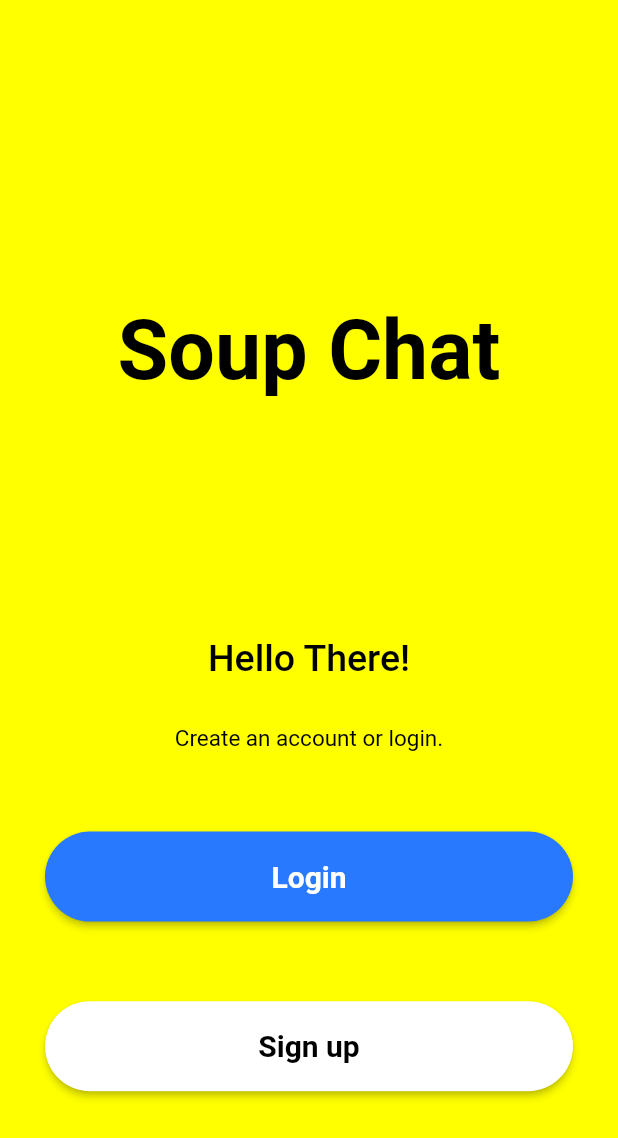
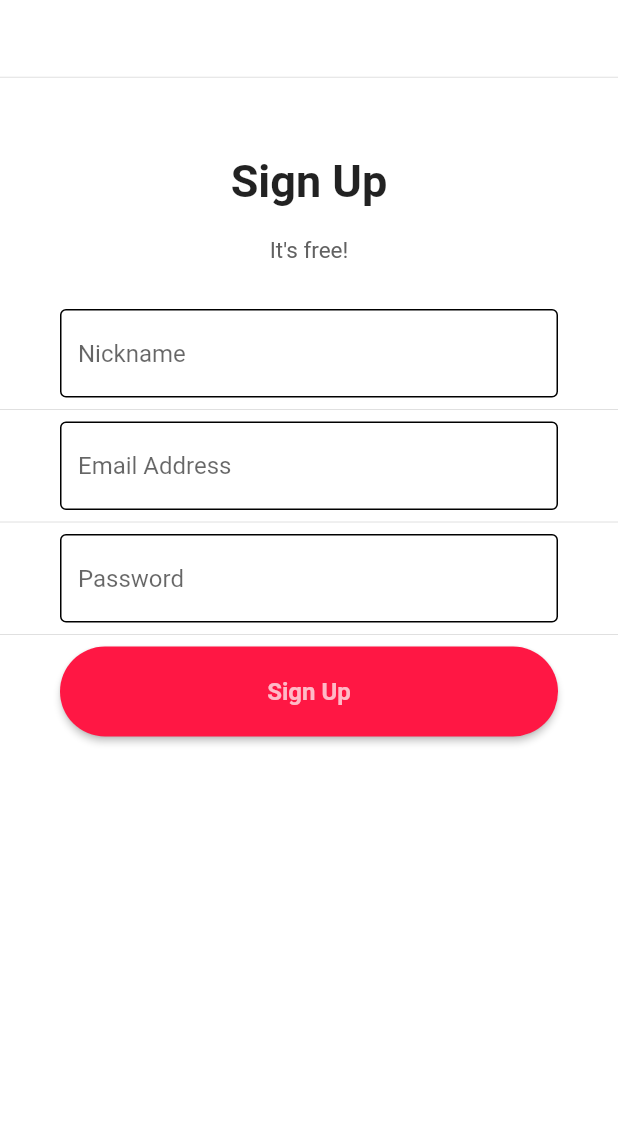
Before and after one commit to YHDF/SnapshatWannabe, a Flutter app: the screen it shows after launch, after a tap on "Sign up", on a phone screen of 412 x 824 dp. Shown: the top 1138 px of the screen. Run offline on Flutter 3.47's test engine with Material 2 defaults, Android fonts, the phone set to English and light mode, and no system bars; our stand-ins replace cloud_firestore, firebase_auth, firebase_core, firebase_storage, flutter_bloc, freezed_annotation and 1 more; accounts and stored records are empty; Roboto replaces fonts that are missing (Fredoka).

Commit message:
FEAT/Added signup method that creates account into database (TODO other forms input typ. birthdate, avatar etc...)

```diff
--- a/soup_chat/lib/src/presentation/pages/initial_page.dart
+++ b/soup_chat/lib/src/presentation/pages/initial_page.dart
@@ -1,5 +1,6 @@
 import 'package:flutter/material.dart';
 import 'package:soup_chat/src/presentation/pages/signin.dart';
+import 'package:soup_chat/src/presentation/pages/signup.dart';
 
 class InitialPage extends StatelessWidget {
 
@@ -80,10 +81,10 @@ class InitialPage extends StatelessWidget {
                   minWidth: double.infinity,
                   height: 60,
                   onPressed: () {
-                    // Navigator.push(
-                    //     context,
-                    //     MaterialPageRoute(
-                    //         builder: (context) => const SignUp()));
+                    Navigator.push(
+                        context,
+                        MaterialPageRoute(
+                            builder: (context) => const SignUp()));
                   },
                   color: Colors.white,
                   shape: RoundedRectangleBorder(
--- /dev/null
+++ b/soup_chat/lib/src/presentation/pages/signup.dart
@@ -0,0 +1,243 @@
+import 'package:flutter/material.dart';
+import 'package:flutter_bloc/flutter_bloc.dart';
+import 'package:soup_chat/src/domain/entities/user.dart';
+import 'package:soup_chat/src/presentation/pages/signup/signup_cubit.dart';
+import 'package:soup_chat/src/presentation/pages/signup/signup_state.dart';
+import '../../data/repositories/auth_repository.dart';
+import '../../data/repositories/user_repository.dart';
+import '../bootstrap.dart';
+
+
+class SignUp extends StatefulWidget {
+  const SignUp({Key? key}) : super(key: key);
+
+  @override
+  _SignupPageState createState() => _SignupPageState();
+}
+class _SignupPageState extends State<SignUp> {
+  final _formKey = GlobalKey<FormState>();
+  final FocusScopeNode _focusScopeNode = FocusScopeNode();
+  final _controllerEmail = TextEditingController();
+  final _controllerPassword = TextEditingController();
+  final _controllerPseudo = TextEditingController();
+  final _controllerBirthDate = TextEditingController();
+  final AuthRepository? authRepository = AuthRepository.getInstance();
+  SignUpCubit? cubit;
+
+  void _handleSubmitted(String value) {
+    _focusScopeNode.nextFocus();
+  }
+
+  @override
+  Widget build(BuildContext context) {
+    if(authRepository!.isSignedIn()) {
+      return Bootstrap();
+    } else {
+      return Scaffold(
+        resizeToAvoidBottomInset: false,
+        backgroundColor: Colors.white,
+        body: MultiRepositoryProvider(
+          providers: [
+            RepositoryProvider<UserRepository?>(
+              create: (context) => UserRepository.getInstance(),
+            ),
+            RepositoryProvider<AuthRepository?>(
+              create: (context) => AuthRepository.getInstance(),
+            ),
+          ],
+          child: BlocProvider(
+            create: (context) {
+              cubit = SignUpCubit(
+                  userRepository:
+                      RepositoryProvider.of<UserRepository>(context),
+                  authRepository:
+                      RepositoryProvider.of<AuthRepository>(context));
+              return cubit!;
+            },
+            child: BlocConsumer<SignUpCubit, SignUpState>(
+              listener: (context, state) {
+                if (state is Error) {
+                  ScaffoldMessenger.of(context)
+                      .showSnackBar(const SnackBar(content: Text('Erreur')))
+                      .closed
+                      .then((reason) {});
+                } else if (state is Loading) {
+                  setState(() {
+                    // TODO loading animation
+                  });
+                }
+              },
+              builder: (context, state) {
+                if (state is Saved) {
+                  return Bootstrap();
+                }
+                return SizedBox(
+                  height: MediaQuery.of(context).size.height,
+                  width: double.infinity,
+                  child: Column(
+                    mainAxisAlignment: MainAxisAlignment.start,
+                    children: [
+                      Divider(height: MediaQuery.of(context).size.height / 8),
+                      Form(
+                        key: _formKey,
+                        child: FocusScope(
+                          node: _focusScopeNode,
+                          child: Column(
+                            children: [
+                              Column(
+                                children: [
+                                  Column(
+                                    children: [
+                                      const Text(
+                                        "Sign Up",
+                                        style: TextStyle(
+                                          fontSize: 30,
+                                          fontWeight: FontWeight.bold,
+                                        ),
+                                      ),
+                                      const SizedBox(
+                                        height: 20,
+                                      ),
+                                      Text(
+                                        "It's free!",
+                                        style: TextStyle(
+                                          fontSize: 15,
+                                          color: Colors.grey[700],
+                                        ),
+                                      ),
+                                      const SizedBox(
+                                        height: 30,
+                                      )
+                                    ],
+                                  ),
+                                  Padding(
+                                    padding: const EdgeInsets.symmetric(
+                                        horizontal: 40),
+                                    child: TextFormField(
+                                      onTap: () {},
+                                      textInputAction: TextInputAction.next,
+                                      onFieldSubmitted: _handleSubmitted,
+                                      controller: _controllerPseudo,
+                                      validator: (value) {
+                                        if (value != null && value.isEmpty) {
+                                          return 'Nickname is required';
+                                        }
+                                        return null;
+                                      },
+                                      decoration: const InputDecoration(
+                                          enabledBorder: OutlineInputBorder(),
+                                          focusedBorder: OutlineInputBorder(
+                                            borderSide: BorderSide(
+                                                color: Colors.black,
+                                                width: 0.5),
+                                          ),
+                                          hintText: 'Nickname'),
+                                    ),
+                                  ),
+                                  const Divider(),
+                                  Padding(
+                                    padding: const EdgeInsets.symmetric(
+                                        horizontal: 40),
+                                    child: TextFormField(
+                                      onTap: () {},
+                                      textInputAction: TextInputAction.next,
+                                      onFieldSubmitted: _handleSubmitted,
+                                      controller: _controllerEmail,
+                                      keyboardType: TextInputType.emailAddress,
+                                      validator: (value) {
+                                        if (value != null && value.isEmpty) {
+                                          return 'Email is required';
+                                        }
+                                        return null;
+                                      },
+                                      decoration: const InputDecoration(
+                                          enabledBorder: OutlineInputBorder(),
+                                          focusedBorder: OutlineInputBorder(
+                                            borderSide: BorderSide(
+                                                color: Colors.black,
+                                                width: 0.5),
+                                          ),
+                                          hintText: 'Email Address'),
+                                    ),
+                                  ),
+                                ],
+                              ),
+                              const Divider(),
+                              Padding(
+                                padding:
+                                    const EdgeInsets.symmetric(horizontal: 40),
+                                child: TextFormField(
+                                  obscureText: true,
+                                  onTap: () {},
+                                  textInputAction: TextInputAction.next,
+                                  onFieldSubmitted: _handleSubmitted,
+                                  controller: _controllerPassword,
+                                  validator: (value) {
+                                    if (value != null && value.isEmpty) {
+                                      return 'Password is required';
+                                    }
+                                    return null;
+                                  },
+                                  decoration: const InputDecoration(
+                                      enabledBorder: OutlineInputBorder(),
+                                      focusedBorder: OutlineInputBorder(
+                                        borderSide: BorderSide(
+                                            color: Colors.black, width: 0.5),
+                                      ),
+                                      hintText: 'Password'),
+                                ),
+                              ),
+                              const Divider(),
+                              Padding(
+                                padding:
+                                    const EdgeInsets.symmetric(horizontal: 40),
+                                child: Container(
+                                  decoration: BoxDecoration(
+                                    borderRadius: BorderRadius.circular(40),
+                                  ),
+                                  child: MaterialButton(
+                                    minWidth: double.infinity,
+                                    height: 60,
+                                    onPressed: () {
+                                      if (_formKey.currentState != null &&
+                                          _formKey.currentState!.validate()) {
+                                        SnapUser user = SnapUser(
+                                            nickname: _controllerPseudo.text,
+                                            avatar: "",
+                                            birthDate: _controllerBirthDate.text,
+                                            email: _controllerEmail.text);
+                                        cubit?.registerUser(
+                                            _controllerEmail.text,
+                                            _controllerPassword.text,
+                                            user);
+                                      }
+                                    },
+                                    color: Colors.redAccent[400],
+                                    shape: RoundedRectangleBorder(
+                                        borderRadius:
+                                            BorderRadius.circular(40)),
+                                    child: const Text(
+                                      "Sign Up",
+                                      style: TextStyle(
+                                          fontWeight: FontWeight.w600,
+                                          fontSize: 16,
+                                          color: Colors.white70),
+                                    ),
+                                  ),
+                                ),
+                              ),
+                            ],
+                          ),
+                        ),
+                      ),
+                    ],
+                  ),
+                );
+              },
+            ),
+          ),
+        ),
+      );
+    }
+  }
+}
--- /dev/null
+++ b/soup_chat/lib/src/presentation/pages/signup/signup_cubit.dart
@@ -0,0 +1,25 @@
+import 'package:firebase_auth/firebase_auth.dart';
+import 'package:flutter_bloc/flutter_bloc.dart';
+import 'package:soup_chat/src/domain/entities/user.dart';
+import 'package:soup_chat/src/presentation/pages/signup/signup_state.dart';
+
+import '../../../data/repositories/auth_repository.dart';
+import '../../../data/repositories/user_repository.dart';
+
+class SignUpCubit extends Cubit<SignUpState> {
+  final AuthRepository authRepository;
+  final UserRepository userRepository;
+
+  SignUpCubit({required this.authRepository, required this.userRepository}) : super(const Loading());
+
+  Future<void> registerUser(String email, String password, SnapUser user) async {
+    emit(const Loading());
+    User? userFromFirebase = await authRepository.signUp(email: email, password: password);
+    if(userFromFirebase != null) {
+      await userRepository.createUser(user);
+      emit(const Saved());
+    } else {
+      emit(const SignUpState.error('Register error'));
+    }
+  }
+}
--- /dev/null
+++ b/soup_chat/lib/src/presentation/pages/signup/signup_state.dart
@@ -0,0 +1,9 @@
+import 'package:freezed_annotation/freezed_annotation.dart';
+part 'signup_state.freezed.dart';
+
+@freezed
+class SignUpState with _$SignUpState {
+  const factory SignUpState.loading() = Loading;
+  const factory SignUpState.saved() = Saved;
+  const factory SignUpState.error(String message) = Error;
+}
```
Also changed, not shown: soup_chat/lib/src/presentation/pages/signup/signup_state.freezed.dart (added).
